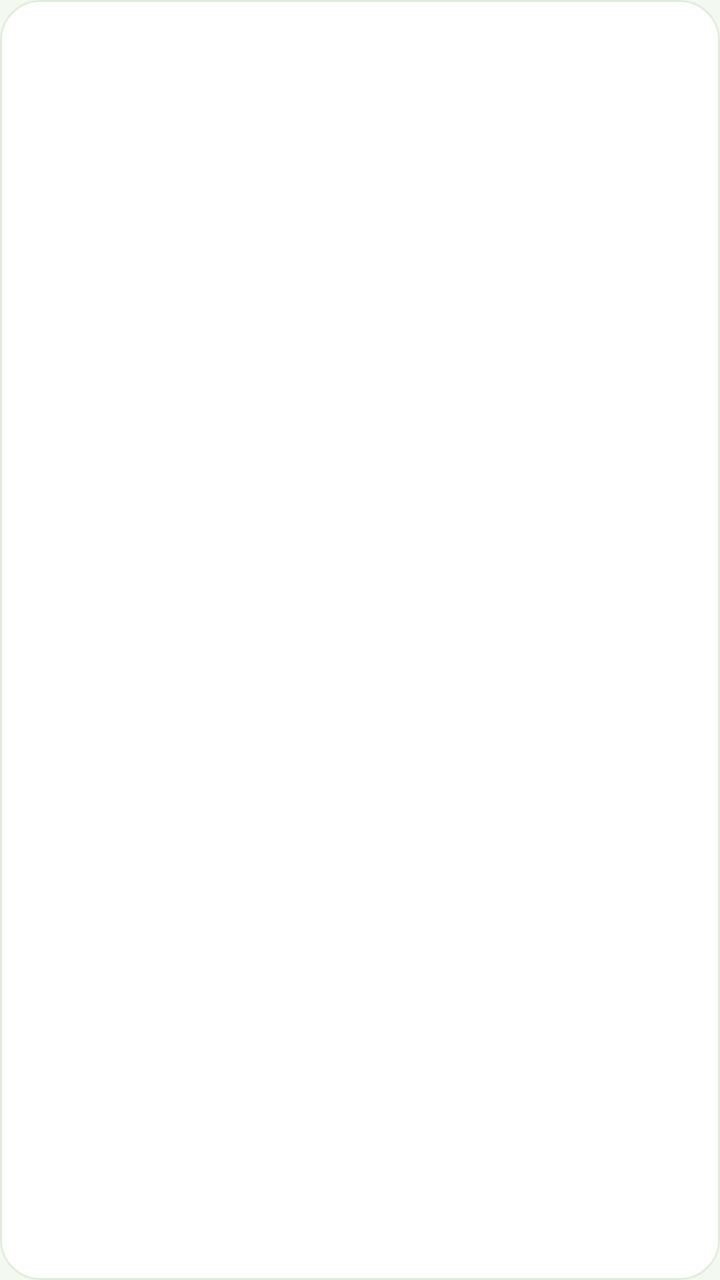
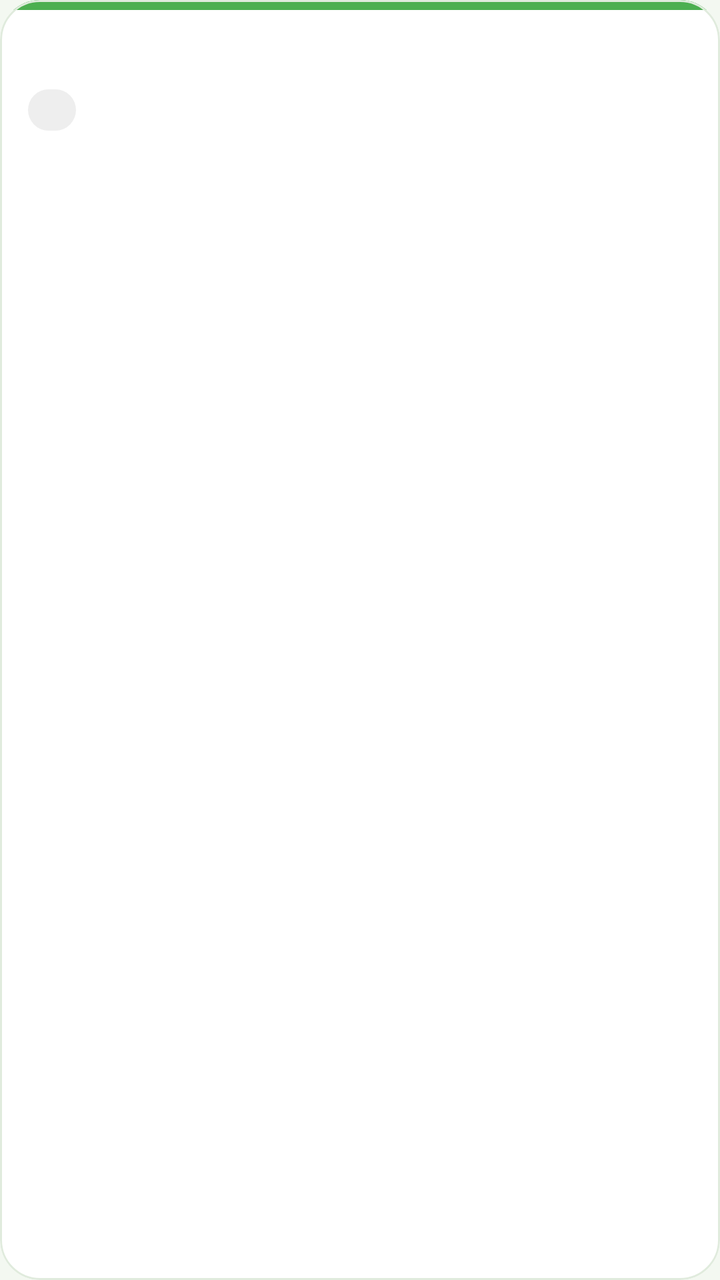

Screens rendered from an Android XML layout before and after an edit, with the pre-edit source and the edit as a unified diff.
<!-- AndroidManifest.xml: application theme Theme.EcoSense -->
<!-- res/layout/item_log_grid.xml -->
<?xml version="1.0" encoding="utf-8"?>
<com.google.android.material.card.MaterialCardView xmlns:android="http://schemas.android.com/apk/res/android" xmlns:app="http://schemas.android.com/apk/res-auto" xmlns:tools="http://schemas.android.com/tools"
    style="@style/EcoCard"
    android:layout_width="match_parent"
    android:layout_height="wrap_content"
    android:layout_margin="6dp"
    android:clickable="true"
    android:focusable="true">

    <LinearLayout
        android:layout_width="match_parent"
        android:layout_height="wrap_content"
        android:orientation="vertical"
        android:padding="12dp">

        <TextView
            android:id="@+id/tvDate"
            android:layout_width="wrap_content"
            android:layout_height="wrap_content"
            android:textColor="@color/eco_text"
            android:textSize="13sp"
            android:textStyle="bold" />

        <TextView
            android:id="@+id/tvStatus"
            android:layout_width="wrap_content"
            android:layout_height="wrap_content"
            android:layout_marginTop="2dp"
            android:textSize="12sp"
            android:textStyle="bold" />

        <TextView android:id="@+id/tvTemp" style="@style/EcoLabel"
            android:layout_width="wrap_content" android:layout_height="wrap_content"
            android:layout_marginTop="8dp" />
        <TextView android:id="@+id/tvHum" style="@style/EcoLabel"
            android:layout_width="wrap_content" android:layout_height="wrap_content" />
        <TextView android:id="@+id/tvPm25" style="@style/EcoLabel"
            android:layout_width="wrap_content" android:layout_height="wrap_content" />
        <TextView android:id="@+id/tvPm10" style="@style/EcoLabel"
            android:layout_width="wrap_content" android:layout_height="wrap_content" />
    </LinearLayout>
</com.google.android.material.card.MaterialCardView>
<!-- resources referenced by this layout -->
<resources>
  <color name="eco_text">#1B2B1C</color>
  <style name="EcoCard" parent="Widget.Material3.CardView.Outlined">
          <item name="cardCornerRadius">20dp</item>
          <item name="cardBackgroundColor">@color/eco_card</item>
          <item name="cardElevation">0dp</item>
          <item name="strokeColor">@color/eco_stroke</item>
          <item name="strokeWidth">1dp</item>
      </style>
  <style name="EcoLabel">
          <item name="android:textSize">13sp</item>
          <item name="android:textColor">@color/eco_text_secondary</item>
      </style>
  <style name="Theme.EcoSense" parent="Theme.Material3.DayNight.NoActionBar">
          <item name="colorPrimary">@color/eco_primary</item>
          <item name="colorOnPrimary">@color/eco_on_primary</item>
          <item name="colorSecondary">@color/eco_secondary</item>
          <item name="colorOnSecondary">@color/eco_on_primary</item>
          <item name="android:colorBackground">@color/eco_bg</item>
          <item name="colorSurface">@color/eco_card</item>
          <item name="colorOnSurface">@color/eco_text</item>
          <item name="colorOnBackground">@color/eco_text</item>
          <item name="android:statusBarColor">@color/eco_primary_dark</item>
          <item name="android:windowAnimationStyle">@style/Animation.EcoActivity</item>
      </style>
  <color name="eco_card">#FFFFFF</color>
  <color name="eco_stroke">#E0EBDD</color>
  <color name="eco_text_secondary">#5F6F60</color>
  <color name="eco_primary">#2E7D32</color>
  <color name="eco_on_primary">#FFFFFF</color>
  <color name="eco_secondary">#4CAF50</color>
  <color name="eco_bg">#F3F8F1</color>
  <color name="eco_primary_dark">#1B5E20</color>
  <style name="Animation.EcoActivity" parent="@android:style/Animation.Activity">
          <item name="android:activityOpenEnterAnimation">@anim/slide_in_right</item>
          <item name="android:activityOpenExitAnimation">@anim/slide_out_left</item>
          <item name="android:activityCloseEnterAnimation">@anim/slide_in_left</item>
          <item name="android:activityCloseExitAnimation">@anim/slide_out_right</item>
      </style>
</resources>

<!-- the commit's change to res/layout/item_log_grid.xml (unified diff, before → after) -->
@@ -10,33 +10,52 @@
     <LinearLayout
         android:layout_width="match_parent"
         android:layout_height="wrap_content"
-        android:orientation="vertical"
-        android:padding="12dp">
+        android:orientation="vertical">
 
-        <TextView
-            android:id="@+id/tvDate"
-            android:layout_width="wrap_content"
+        <View
+            android:layout_width="match_parent"
+            android:layout_height="5dp"
+            android:background="@color/eco_secondary" />
+
+        <LinearLayout
+            android:layout_width="match_parent"
             android:layout_height="wrap_content"
-            android:textColor="@color/eco_text"
-            android:textSize="13sp"
-            android:textStyle="bold" />
+            android:orientation="vertical"
+            android:padding="14dp">
 
-        <TextView
-            android:id="@+id/tvStatus"
-            android:layout_width="wrap_content"
-            android:layout_height="wrap_content"
-            android:layout_marginTop="2dp"
-            android:textSize="12sp"
-            android:textStyle="bold" />
+            <TextView
+                android:id="@+id/tvDate"
+                android:layout_width="wrap_content"
+                android:layout_height="wrap_content"
+                android:fontFamily="sans-serif-medium"
+                android:textColor="@color/eco_text"
+                android:textSize="13sp" />
 
-        <TextView android:id="@+id/tvTemp" style="@style/EcoLabel"
-            android:layout_width="wrap_content" android:layout_height="wrap_content"
-            android:layout_marginTop="8dp" />
-        <TextView android:id="@+id/tvHum" style="@style/EcoLabel"
-            android:layout_width="wrap_content" android:layout_height="wrap_content" />
-        <TextView android:id="@+id/tvPm25" style="@style/EcoLabel"
-            android:layout_width="wrap_content" android:layout_height="wrap_content" />
-        <TextView android:id="@+id/tvPm10" style="@style/EcoLabel"
-            android:layout_width="wrap_content" android:layout_height="wrap_content" />
+            <TextView
+                android:id="@+id/tvStatus"
+                android:layout_width="wrap_content"
+                android:layout_height="wrap_content"
+                android:layout_marginTop="8dp"
+                android:background="@drawable/bg_pill"
+                android:fontFamily="sans-serif-medium"
+                android:paddingStart="12dp"
+                android:paddingTop="3dp"
+                android:paddingEnd="12dp"
+                android:paddingBottom="3dp"
+                android:textSize="11sp" />
+
+            <TextView android:id="@+id/tvTemp" style="@style/EcoLabel"
+                android:layout_width="wrap_content" android:layout_height="wrap_content"
+                android:layout_marginTop="10dp" />
+            <TextView android:id="@+id/tvHum" style="@style/EcoLabel"
+                android:layout_width="wrap_content" android:layout_height="wrap_content"
+                android:layout_marginTop="2dp" />
+            <TextView android:id="@+id/tvPm25" style="@style/EcoLabel"
+                android:layout_width="wrap_content" android:layout_height="wrap_content"
+                android:layout_marginTop="2dp" />
+            <TextView android:id="@+id/tvPm10" style="@style/EcoLabel"
+                android:layout_width="wrap_content" android:layout_height="wrap_content"
+                android:layout_marginTop="2dp" />
+        </LinearLayout>
     </LinearLayout>
 </com.google.android.material.card.MaterialCardView>
<!-- resource entries referenced after the edit -->
@@ -1,6 +1,12 @@
 <!-- resources referenced by this layout -->
 <resources>
   <color name="eco_text">#1B2B1C</color>
+  <!-- drawable bg_pill (drawable) -->
+  <?xml version="1.0" encoding="utf-8"?>
+  <shape xmlns:android="http://schemas.android.com/apk/res/android" android:shape="rectangle">
+      <solid android:color="#22808080" />
+      <corners android:radius="50dp" />
+  </shape>
   <style name="EcoCard" parent="Widget.Material3.CardView.Outlined">
           <item name="cardCornerRadius">20dp</item>
           <item name="cardBackgroundColor">@color/eco_card</item>
